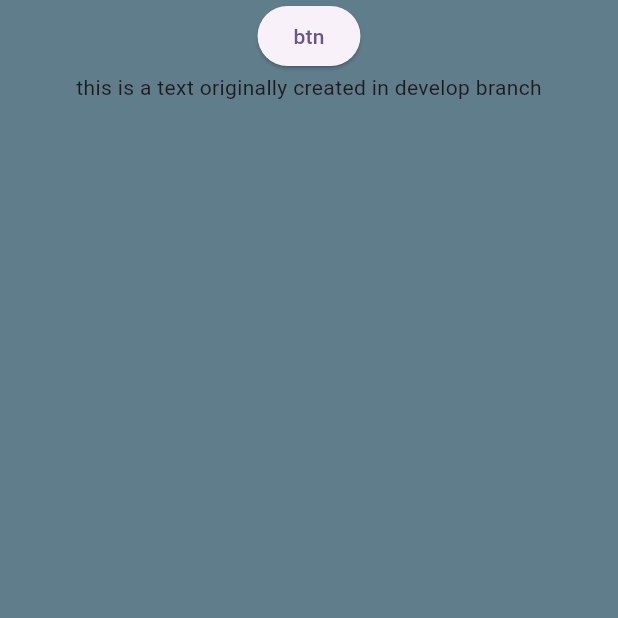
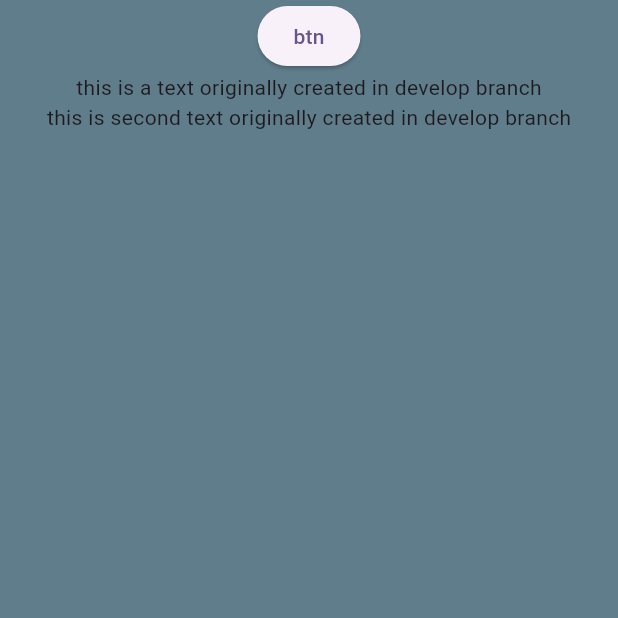
Before and after one commit to mosayeb-masoumi/test-git, a Flutter app: the screen it shows after launch, on a phone screen of 412 x 824 dp, the top half of it. Run offline on Flutter 3.47's test engine with Material 3 defaults, Android fonts, the phone set to English and light mode, and no system bars.

Commit message:
second commit in develop branch

```diff
--- a/lib/home_page.dart
+++ b/lib/home_page.dart
@@ -31,7 +31,8 @@ class _HomePageState extends State<HomePage> {
 
 
 
-              Text("this is a text originally created in develop branch")
+              Text("this is a text originally created in develop branch"),
+              Text("this is second text originally created in develop branch"),
 
             ],
           ),
```
